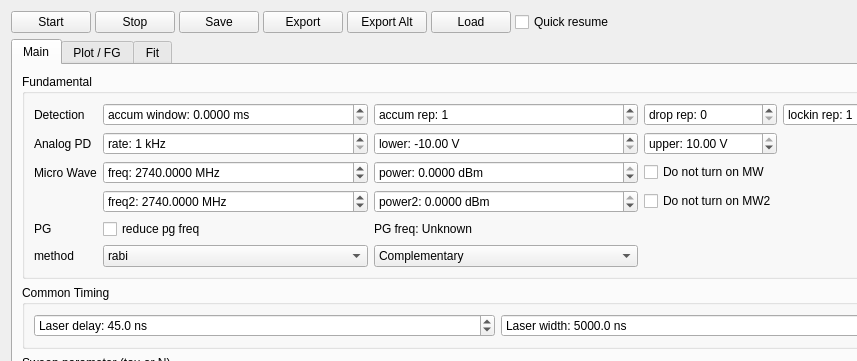
This is mahos/gui/ui/spodmr.ui in ToyotaCRDL/mahos as Qt 5 draws it before an edit; both pictures show x 0 to 857 and y 0 to 361 of the 1464 by 755 pixel window. The edited form follows.
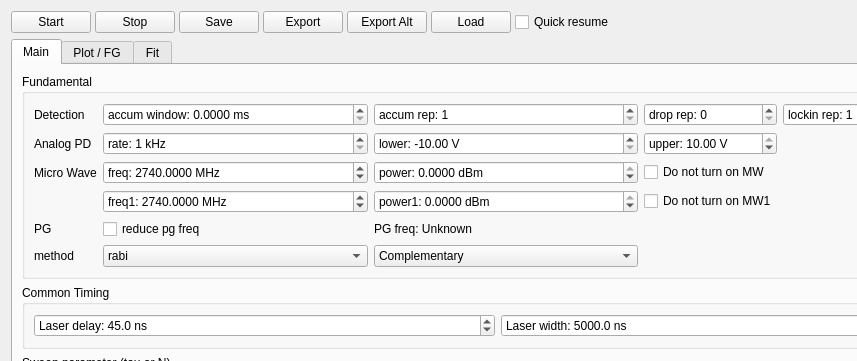
This is the edited form. Custom widgets are drawn as their Qt base class.

Commit message: spodmr: fix secondary MW channel name (MW2 -> MW1)

```diff
--- a/mahos/gui/ui/spodmr.ui
+++ b/mahos/gui/ui/spodmr.ui
@@ -135,7 +135,7 @@
             <item row="3" column="1">
              <widget class="QDoubleSpinBox" name="freq2Box">
               <property name="prefix">
-               <string>freq2: </string>
+               <string>freq1: </string>
               </property>
               <property name="suffix">
                <string> MHz</string>
@@ -294,7 +294,7 @@
             <item row="3" column="5">
              <widget class="QCheckBox" name="nomw2Box">
               <property name="text">
-               <string>Do not turn on MW2</string>
+               <string>Do not turn on MW1</string>
               </property>
              </widget>
             </item>
@@ -314,7 +314,7 @@
             <item row="3" column="3">
              <widget class="QDoubleSpinBox" name="power2Box">
               <property name="prefix">
-               <string>power2: </string>
+               <string>power1: </string>
               </property>
               <property name="suffix">
                <string> dBm</string>
```
Left out of the diff: 12 changed lines with no effect on the pictures. The commit also changes 8 other files.
